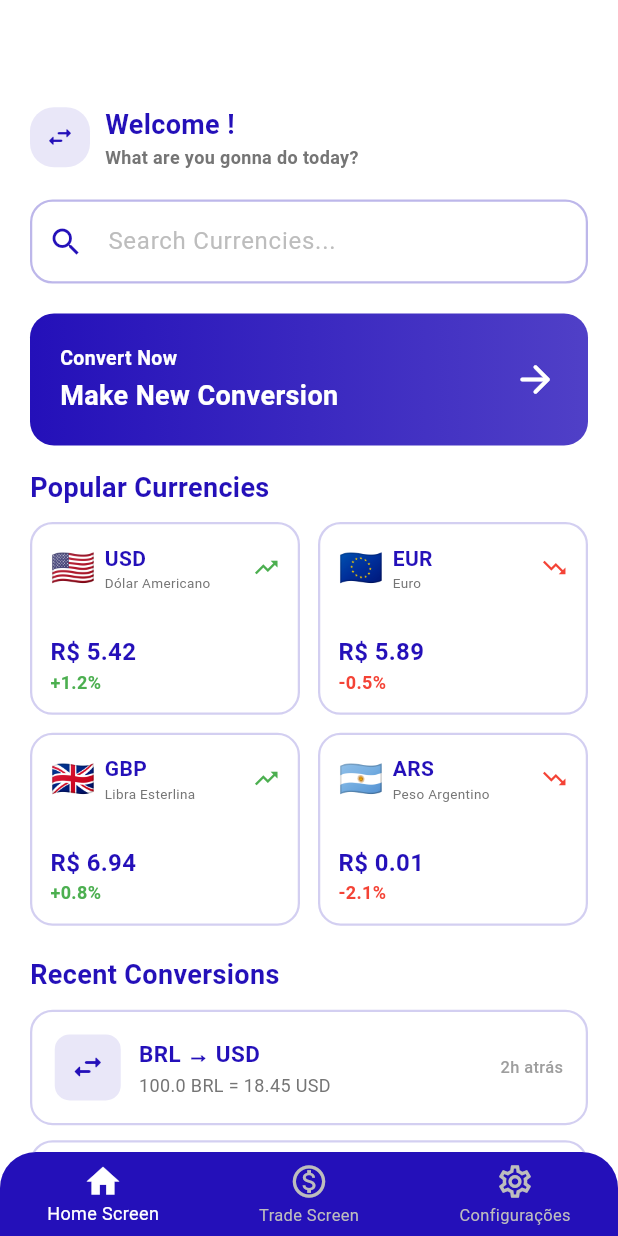
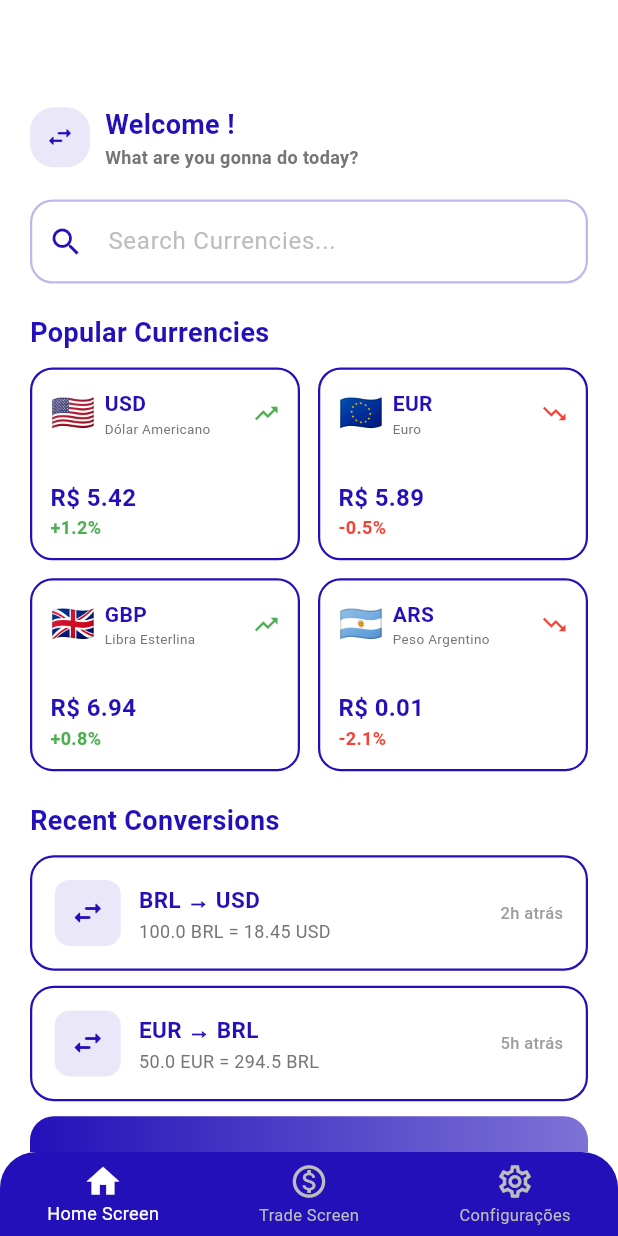
Before and after one commit to VitorFranciscoDev/currency-converter-app, a Flutter app: the BottomNavigatorWidget screen opened directly, on a phone screen of 412 x 824 dp. Run offline on Flutter 3.47's test engine with Material 3 defaults, Android fonts, the phone set to English and light mode, and no system bars; our stand-ins replace shared_preferences, sqflite; accounts and stored records are empty.

Commit message:
refactor(): home screen changed

```diff
--- a/lib/infrastructure/presentation/currency/home_screen.dart
+++ b/lib/infrastructure/presentation/currency/home_screen.dart
@@ -1,4 +1,5 @@
 import 'package:currency_converter/infrastructure/presentation/auth/auth_state.dart';
+import 'package:currency_converter/infrastructure/presentation/widgets/bottom_navigator_widget.dart';
 import 'package:currency_converter/infrastructure/presentation/widgets/logo_widget.dart';
 import 'package:flutter/material.dart';
 import 'package:provider/provider.dart';
@@ -125,56 +126,7 @@ class _HomeScreenState extends State<HomeScreen> {
 
             const SizedBox(height: 20),
 
-            Container(
-              width: double.infinity,
-              decoration: BoxDecoration(
-                gradient: LinearGradient(
-                  colors: [
-                    theme.colorScheme.primary,
-                    theme.colorScheme.primary.withOpacity(0.8),
-                  ],
-                ),
-                borderRadius: BorderRadius.circular(16),
-              ),
-              child: Padding(
-                padding: const EdgeInsets.all(20),
-                child: Row(
-                  mainAxisAlignment: MainAxisAlignment.spaceBetween,
-                  children: [
-                    Column(
-                      crossAxisAlignment: CrossAxisAlignment.start,
-                      children: [
-                        Text(
-                          "Convert Now",
-                          style: TextStyle(
-                            color: Colors.white,
-                            fontSize: 13,
-                            fontWeight: FontWeight.w600,
-                          ),
-                        ),
-                        const SizedBox(height: 3),
-                        const Text(
-                          "Make New Conversion",
-                          style: TextStyle(
-                            color: Colors.white,
-                            fontSize: 18,
-                            fontWeight: FontWeight.bold,
-                          ),
-                        ),
-                      ],
-                    ),
-                    const Icon(
-                      Icons.arrow_forward_rounded,
-                      color: Colors.white,
-                      size: 30,
-                    ),
-                  ],
-                ),
-              ),
-            ),
-
-            const SizedBox(height: 15),
-
+            // Popular Currencies
             Text(
               "Popular Currencies",
               style: TextStyle(
@@ -206,7 +158,7 @@ class _HomeScreenState extends State<HomeScreen> {
                     color: theme.colorScheme.background,
                     borderRadius: BorderRadius.circular(15),
                     border: Border.all(
-                      color: theme.colorScheme.primary.withOpacity(0.2),
+                      color: theme.colorScheme.primary,
                       width: 1.5,
                     ),
                   ),
@@ -294,6 +246,7 @@ class _HomeScreenState extends State<HomeScreen> {
 
             const SizedBox(height: 20),
 
+            // Recent Conversions
             Text(
               "Recent Conversions",
               style: TextStyle(
@@ -305,24 +258,18 @@ class _HomeScreenState extends State<HomeScreen> {
 
             const SizedBox(height: 10),
 
-            ...recentConversions.map((conversion) {
+            ...recentConversions.map((recentConversion) {
               return Container(
                 margin: const EdgeInsets.only(bottom: 10),
+                padding: const EdgeInsets.all(15),
                 decoration: BoxDecoration(
                   color: theme.colorScheme.background,
-                  borderRadius: BorderRadius.circular(15),
+                  borderRadius: BorderRadius.circular(16),
                   border: Border.all(
-                    color: theme.colorScheme.primary.withOpacity(0.2),
+                    color: theme.colorScheme.primary,
                     width: 1.5,
                   ),
                 ),
-                child: Material(
-                  color: Colors.transparent,
-                  child: InkWell(
-                    onTap: () {},
-                    borderRadius: BorderRadius.circular(15),
-                    child: Padding(
-                      padding: const EdgeInsets.all(15),
                 child: Row(
                   children: [
                     Container(
@@ -343,7 +290,7 @@ class _HomeScreenState extends State<HomeScreen> {
                         crossAxisAlignment: CrossAxisAlignment.start,
                         children: [
                           Text(
-                                  "${conversion['from']} → ${conversion['to']}",
+                            "${recentConversion['from']} → ${recentConversion['to']}",
                             style: TextStyle(
                               fontWeight: FontWeight.bold,
                               fontSize: 15,
@@ -352,7 +299,7 @@ class _HomeScreenState extends State<HomeScreen> {
                           ),
                           const SizedBox(height: 2),
                           Text(
-                                  "${conversion['amount']} ${conversion['from']} = ${conversion['result']} ${conversion['to']}",
+                            "${recentConversion['amount']} ${recentConversion['from']} = ${recentConversion['result']} ${recentConversion['to']}",
                             style: TextStyle(
                               fontSize: 12,
                               color: Colors.grey[600],
@@ -362,7 +309,7 @@ class _HomeScreenState extends State<HomeScreen> {
                       ),
                     ),
                     Text(
-                            conversion['time'],
+                      recentConversion['time'],
                       style: TextStyle(
                         fontSize: 11,
                         color: Colors.grey[500],
@@ -371,13 +318,57 @@ class _HomeScreenState extends State<HomeScreen> {
                     ),
                   ],
                 ),
+              );
+            }),
+
+            GestureDetector(
+              onTap: () => context.read<BottomNavigatorProvider>().index = 1,
+              child: Container(
+                padding: const EdgeInsets.all(20),
+                width: double.infinity,
+                decoration: BoxDecoration(
+                  gradient: LinearGradient(
+                    colors: [
+                      theme.colorScheme.primary,
+                      theme.colorScheme.secondary,
+                    ],
+                  ),
+                  borderRadius: BorderRadius.circular(16),
+                ),
+                child: Row(
+                  mainAxisAlignment: MainAxisAlignment.spaceBetween,
+                  children: [
+                    Column(
+                      crossAxisAlignment: CrossAxisAlignment.start,
+                      children: [
+                        Text(
+                          "Convert Now",
+                          style: TextStyle(
+                            color: theme.colorScheme.background,
+                            fontSize: 13,
+                            fontWeight: FontWeight.bold,
+                          ),
+                        ),
+                        const SizedBox(height: 3),
+                        Text(
+                          "Make New Conversion",
+                          style: TextStyle(
+                            color: theme.colorScheme.background,
+                            fontSize: 18,
+                            fontWeight: FontWeight.bold,
+                          ),
+                        ),
+                      ],
+                    ),
+                    Icon(
+                      Icons.arrow_forward_rounded,
+                      color: theme.colorScheme.background,
+                      size: 30,
+                    ),
+                  ],
                 ),
               ),
             ),
-              );
-            }),
-
-            const SizedBox(height: 10),
           ],
         ),
       ),
--- a/lib/main.dart
+++ b/lib/main.dart
@@ -1,9 +1,12 @@
+import 'package:currency_converter/domain/usecases/recent_conversion_usecases.dart';
+import 'package:currency_converter/infrastructure/presentation/currency/currency_state.dart';
 import 'package:currency_converter/infrastructure/presentation/preferences/intl_state.dart';
 import 'package:currency_converter/infrastructure/presentation/preferences/theme_state.dart';
 import 'package:currency_converter/domain/usecases/user_usecases.dart';
 import 'package:currency_converter/infrastructure/presentation/auth/auth_state.dart';
 import 'package:currency_converter/infrastructure/presentation/widgets/app.dart';
 import 'package:currency_converter/infrastructure/presentation/widgets/bottom_navigator_widget.dart';
+import 'package:currency_converter/infrastructure/repositories/recent_conversion_repository_impl.dart';
 import 'package:currency_converter/infrastructure/repositories/user_repository_impl.dart';
 import 'package:flutter/material.dart';
 import 'package:provider/provider.dart';
@@ -12,12 +15,16 @@ void main() {
   final userRepository = UserRepositoryImpl();
   final userUseCases = UserUseCases(repository: userRepository);
 
+  final recentConversionRepository = RecentConversionRepositoryImpl();
+  final recentConversionUseCases = RecentConversionUseCases(repository: recentConversionRepository);
+
   runApp(
     MultiProvider(
       providers: [
         ChangeNotifierProvider(create: (_) => ThemeProvider()),
         ChangeNotifierProvider(create: (_) => IntlProvider()),
         ChangeNotifierProvider(create: (_) => AuthProvider(userUseCases: userUseCases)),
+        ChangeNotifierProvider(create: (_) => CurrencyProvider(recentConversionUseCases: recentConversionUseCases)),
         ChangeNotifierProvider(create: (_) => BottomNavigatorProvider()),
       ],
       child: const MyApp(),
```
Lines whose indentation alone changed are shown as unchanged.
